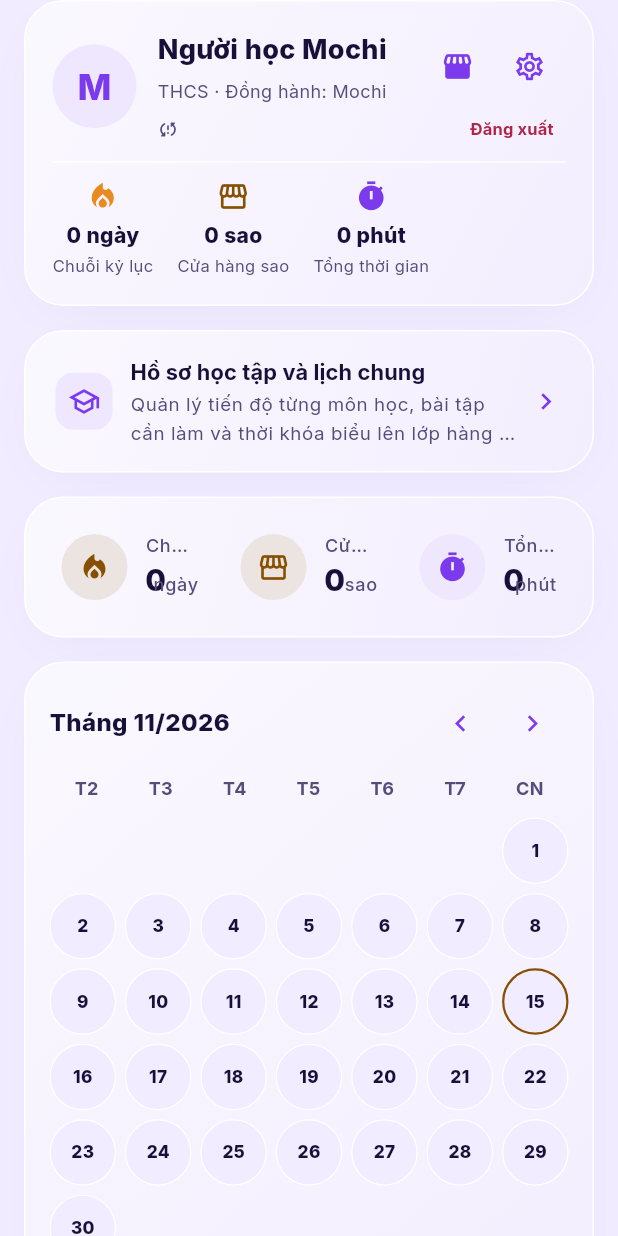
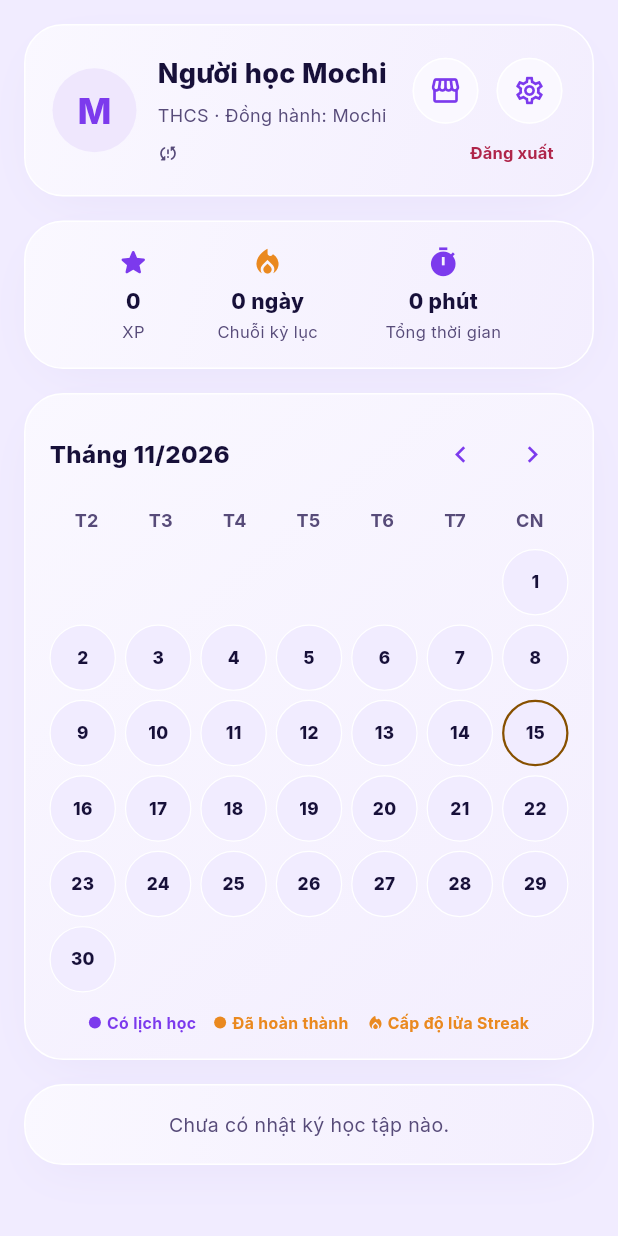
Before and after one commit to loc2406/MochiApp, a Flutter app: the ProfileCalendarScreen screen opened directly, on a phone screen of 412 x 824 dp. Run offline on Flutter 3.47's test engine with Material 3 defaults, Android fonts, the phone set to English and light mode, and no system bars; our stand-ins replace firebase_core, firebase_messaging, flutter_local_notifications, flutter_markdown_plus, image_picker, shared_preferences and 2 more; missing offline and left inert: flutter_math_fork, markdown; accounts and stored records are empty.

Commit message:
add logic invisible bottom navigation bar when scroll near end and comment code in profile calendar screen

```diff
--- a/02-source/flutter-app/lib/features/profile/profile_calendar_screen.dart
+++ b/02-source/flutter-app/lib/features/profile/profile_calendar_screen.dart
@@ -43,8 +43,13 @@ class _ProfileCalendarScreenState extends State<ProfileCalendarScreen> {
             ),
             sliver: SliverList(
               delegate: SliverChildListDelegate([
-                // Zone 2: Profile Card
+                const SizedBox(height: 16),
+                // Zone 1: Profile Card
                 _buildProfileCard(context, store, palette),
+                const SizedBox(height: 16),
+
+                // Zone 2: Achievement Statistics
+                _buildStatsSection(context, store, palette),
                 const SizedBox(height: 16),
 
                 // Zone 3: Sync Error Banner
@@ -54,19 +59,17 @@ class _ProfileCalendarScreenState extends State<ProfileCalendarScreen> {
                 ],
 
                 // Zone 4: Learning Hub Tile
-                _buildLearningHubTile(context, store, palette),
-                const SizedBox(height: 16),
+                // _buildLearningHubTile(context, store, palette),
+                // const SizedBox(height: 16),
 
-                // Zone 5: Achievement Statistics
-                _buildStatsSection(context, store, palette),
-                const SizedBox(height: 16),
 
-                // Zone 6: Monthly Study Calendar
+                // Zone 5: Monthly Study Calendar
                 _buildCalendarCard(context, store, palette),
                 const SizedBox(height: 16),
 
-                // Zone 8: Recent Study Journal
+                // Zone 6: Recent Study Journal
                 _buildSessionHistory(context, store, palette),
+
               ]),
             ),
           ),
@@ -75,7 +78,7 @@ class _ProfileCalendarScreenState extends State<ProfileCalendarScreen> {
     );
   }
 
-  // Zone 2: Profile Card (layered)
+  // Zone 1: Profile Card (layered)
   Widget _buildProfileCard(
     BuildContext context,
     MochiStore store,
@@ -139,9 +142,8 @@ class _ProfileCalendarScreenState extends State<ProfileCalendarScreen> {
                             mainAxisSize: MainAxisSize.min,
                             mainAxisAlignment: MainAxisAlignment.start,
                             children: [
-                              IconButton(
-                                icon: const Icon(Icons.storefront_rounded),
-                                tooltip: 'Cửa hàng phụ kiện Robot',
+                              MochiIconButton(
+                                icon: Icons.storefront_outlined,
                                 onPressed: () {
                                   Navigator.push(
                                     context,
@@ -149,10 +151,11 @@ class _ProfileCalendarScreenState extends State<ProfileCalendarScreen> {
                                       builder: (ctx) => RobotShopScreen(),
                                     ),
                                   );
-                                },
+                                }, tooltip: 'Cửa hàng robot',
                               ),
-                              IconButton(
-                                icon: const Icon(Icons.settings_outlined),
+                              const SizedBox(width: 8),
+                              MochiIconButton(
+                                icon: Icons.settings_outlined,
                                 tooltip: 'Cài đặt',
                                 onPressed: () {
                                   Navigator.push(
@@ -263,41 +266,6 @@ class _ProfileCalendarScreenState extends State<ProfileCalendarScreen> {
                 ),
               ],
             ),
-            const Divider(height: 24),
-            Wrap(
-              spacing: 16,
-              runSpacing: 16,
-              alignment: WrapAlignment.spaceAround,
-              children: [
-                _buildStatPill(
-                  'Chuỗi kỷ lục',
-                  '${store.longestStreak} ngày',
-                  Icons.local_fire_department,
-                  palette.streak,
-                ),
-                InkWell(
-                  onTap: () {
-                    Navigator.push(
-                      context,
-                      MaterialPageRoute(builder: (ctx) => RobotShopScreen()),
-                    );
-                  },
-                  borderRadius: BorderRadius.circular(10),
-                  child: _buildStatPill(
-                    'Cửa hàng sao',
-                    '${store.stars} sao',
-                    Icons.storefront,
-                    palette.warning,
-                  ),
-                ),
-                _buildStatPill(
-                  'Tổng thời gian',
-                  '${store.totalStudyMinutes} phút',
-                  Icons.timer,
-                  palette.action,
-                ),
-              ],
-            ),
           ],
         ),
       ),
@@ -364,7 +332,6 @@ class _ProfileCalendarScreenState extends State<ProfileCalendarScreen> {
     );
   }
 
-  // Zone 5: Achievement Statistics
   Widget _buildStatsSection(
     BuildContext context,
     MochiStore store,
@@ -374,36 +341,26 @@ class _ProfileCalendarScreenState extends State<ProfileCalendarScreen> {
       padding: EdgeInsets.zero,
       child: Padding(
         padding: const EdgeInsets.all(16),
-        child: MochiStatRow(
+        child: Row(
+          mainAxisAlignment: MainAxisAlignment.spaceEvenly,
           children: [
-            MochiStatTile(
-              label: 'Chuỗi kỷ lục',
-              value: '${store.longestStreak}',
-              unit: 'ngày',
-              icon: Icons.local_fire_department,
-              iconTone: MochiChipTone.warning,
+            _buildStatPill(
+              'XP',
+              '${store.xp}',
+              Icons.star_rounded,
+              palette.accent,
             ),
-            GestureDetector(
-              onTap: () {
-                Navigator.push(
-                  context,
-                  MaterialPageRoute(builder: (ctx) => RobotShopScreen()),
-                );
-              },
-              child: MochiStatTile(
-                label: 'Cửa hàng sao',
-                value: '${store.stars}',
-                unit: 'sao',
-                icon: Icons.storefront,
-                iconTone: MochiChipTone.warning,
-              ),
+            _buildStatPill(
+              'Chuỗi kỷ lục',
+              '${store.longestStreak} ngày',
+              Icons.local_fire_department,
+              palette.streak,
             ),
-            MochiStatTile(
-              label: 'Tổng thời gian',
-              value: '${store.totalStudyMinutes}',
-              unit: 'phút',
-              icon: Icons.timer,
-              iconTone: MochiChipTone.accent,
+            _buildStatPill(
+              'Tổng thời gian',
+              '${store.totalStudyMinutes} phút',
+              Icons.timer,
+              palette.action,
             ),
           ],
         ),
@@ -411,7 +368,7 @@ class _ProfileCalendarScreenState extends State<ProfileCalendarScreen> {
     );
   }
 
-  // Zone 6: Monthly Study Calendar
+  // Zone 5: Monthly Study Calendar
   Widget _buildCalendarCard(
     BuildContext context,
     MochiStore store,
@@ -631,14 +588,25 @@ class _ProfileCalendarScreenState extends State<ProfileCalendarScreen> {
     );
   }
 
-  // Zone 8: Recent Study Journal
+  // Zone 6: Recent Study Journal
   Widget _buildSessionHistory(
     BuildContext context,
     MochiStore store,
     MochiPalette palette,
   ) {
     if (store.sessions.isEmpty) {
-      return const SizedBox.shrink();
+      return MochiCard(
+        padding: EdgeInsets.zero,
+        child: Padding(
+          padding: const EdgeInsets.all(16),
+          child: Center(
+            child: Text(
+              'Chưa có nhật ký học tập nào.',
+              style: TextStyle(color: palette.muted, fontSize: 13),
+            ),
+          ),
+        ),
+      );
     }
 
     return MochiCard(
```
Also changed, not shown: 02-source/flutter-app/lib/design/widgets/mochi_nav_bar.dart (+16 -0 lines), 02-source/flutter-app/lib/main.dart (+67 -34 lines).
